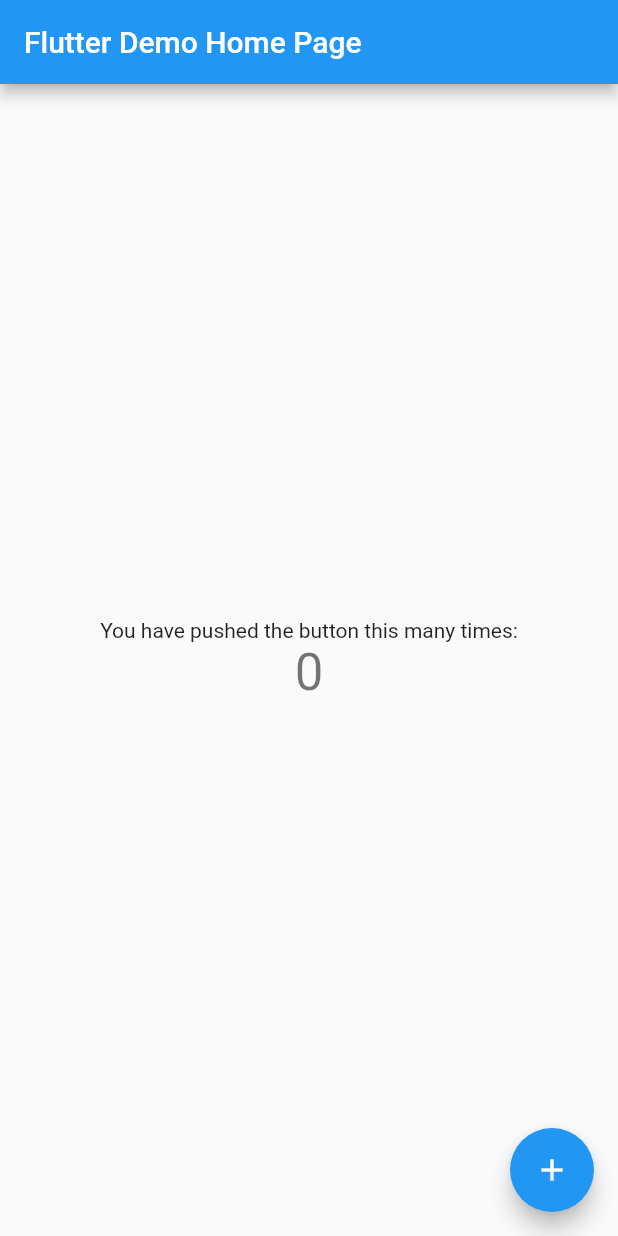
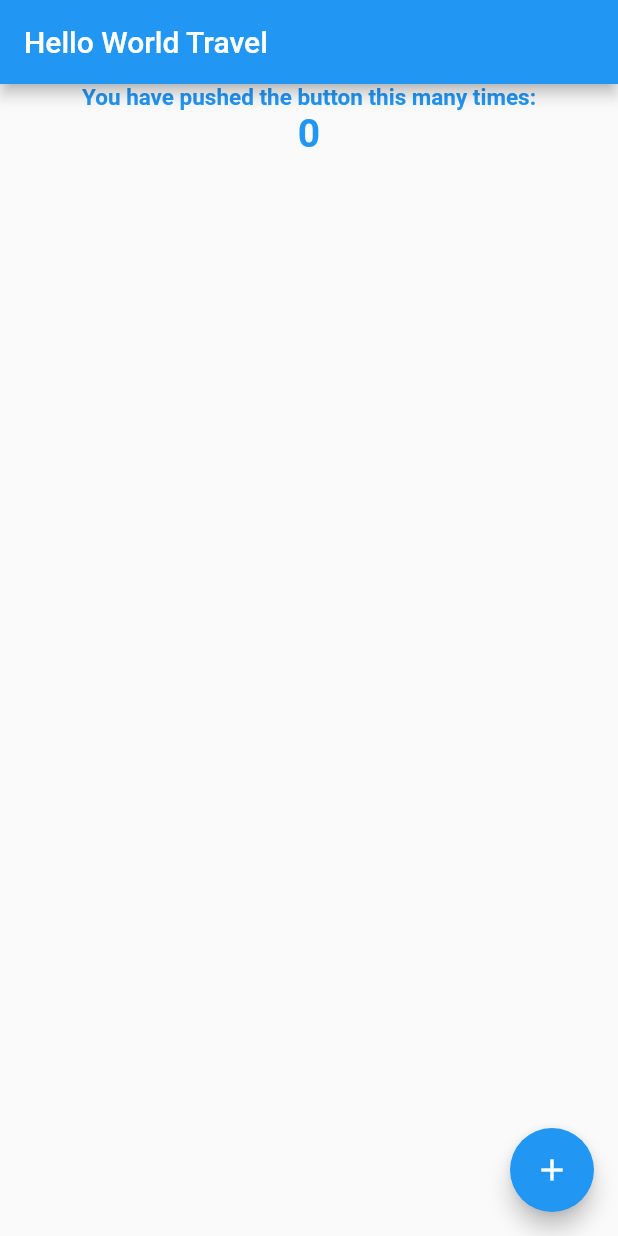
Before and after one commit to Againyunn/App, a Flutter app: the screen it shows after launch, on a phone screen of 412 x 824 dp. Run offline on Flutter 3.47's test engine with Material 2 defaults, Android fonts, the phone set to English and light mode, and no system bars.

Commit message:
Feat: layout test

```diff
--- a/Flutter-Study/hello_world/lib/main.dart
+++ b/Flutter-Study/hello_world/lib/main.dart
@@ -4,6 +4,8 @@ void main() {
   runApp(const MyApp());
 }
 
+// 위젯이 변경될 필요가 없으므로, StatelessWidget으로 설정
+// 만약 생명주기 내에 변경의 필요가 있다면, StatefulWidget으로 설정
 class MyApp extends StatelessWidget {
   const MyApp({Key? key}) : super(key: key);
 
@@ -11,7 +13,7 @@ class MyApp extends StatelessWidget {
   @override
   Widget build(BuildContext context) {
     return MaterialApp(
-      title: 'Flutter Demo',
+      title: 'Hello world Travel',
       theme: ThemeData(
         // This is the theme of your application.
         //
@@ -24,7 +26,7 @@ class MyApp extends StatelessWidget {
         // is not restarted.
         primarySwatch: Colors.blue,
       ),
-      home: const MyHomePage(title: 'Flutter Demo Home Page'),
+      home: const MyHomePage(title: 'Hello World Travel'),
     );
   }
 }
@@ -71,36 +73,29 @@ class _MyHomePageState extends State<MyHomePage> {
     // than having to individually change instances of widgets.
     return Scaffold(
       appBar: AppBar(
-        // Here we take the value from the MyHomePage object that was created by
-        // the App.build method, and use it to set our appbar title.
         title: Text(widget.title),
+        backgroundColor: Colors.blue,
       ),
       body: Center(
-        // Center is a layout widget. It takes a single child and positions it
-        // in the middle of the parent.
         child: Column(
-          // Column is also a layout widget. It takes a list of children and
-          // arranges them vertically. By default, it sizes itself to fit its
-          // children horizontally, and tries to be as tall as its parent.
-          //
-          // Invoke "debug painting" (press "p" in the console, choose the
-          // "Toggle Debug Paint" action from the Flutter Inspector in Android
-          // Studio, or the "Toggle Debug Paint" command in Visual Studio Code)
-          // to see the wireframe for each widget.
-          //
-          // Column has various properties to control how it sizes itself and
-          // how it positions its children. Here we use mainAxisAlignment to
-          // center the children vertically; the main axis here is the vertical
-          // axis because Columns are vertical (the cross axis would be
-          // horizontal).
-          mainAxisAlignment: MainAxisAlignment.center,
+          // mainAxisAlignment: MainAxisAlignment.center, //수직 가운데 정렬(Column 기준 가운데 정렬)
           children: <Widget>[
             const Text(
               'You have pushed the button this many times:',
+              style: TextStyle(
+                fontSize: 15,
+                fontWeight: FontWeight.bold,
+                color: Colors.blue
+              ),
             ),
             Text(
               '$_counter',
-              style: Theme.of(context).textTheme.headline4,
+              style: const TextStyle(
+                fontSize: 26,
+                fontWeight: FontWeight.bold,
+                color: Colors.blue
+              )
+              //Theme.of(context).textTheme.headline4,
             ),
           ],
         ),
```
